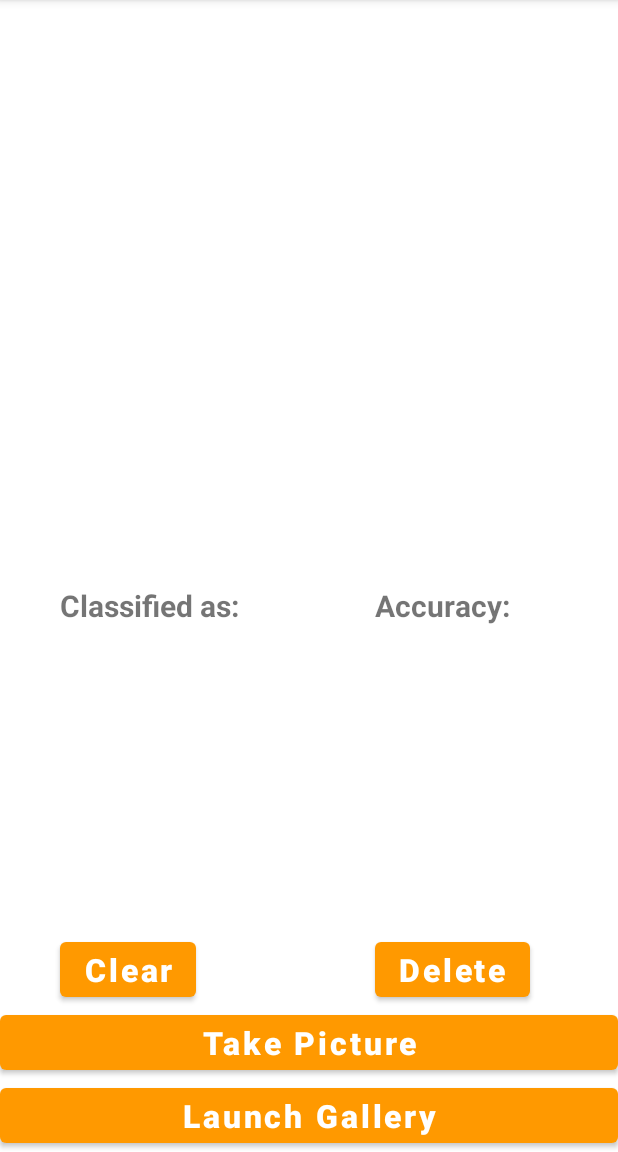
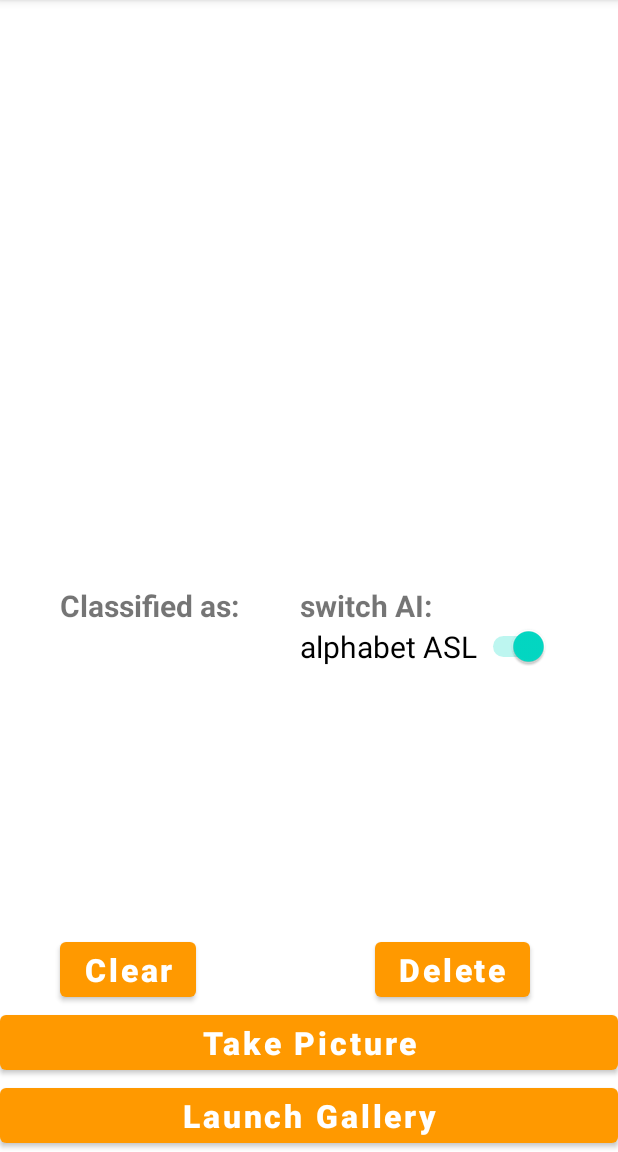
Before and after one commit to GianluigiCaramanna/LIS_Application, an Android app: the screen it shows after launch (MainActivity), on a phone screen of 412 x 824 dp, the part 84-1236 px from its top. Run offline under Robolectric (Android 15) with nearby library versions, the light colour scheme and no system bars; libraries missing offline, so code that uses them is left out: app.ij, org.tensorflow.lite.

Commit message:
Change in graphics and main code

```diff
--- a/app/src/main/assets/classes.txt
+++ b/app/src/main/assets/classes.txt
@@ -7,7 +7,6 @@ F
 G
 H
 I
-J
 K
 L
 M
@@ -24,5 +23,3 @@ W
 X
 Y
 Z
-nothing
-space
--- a/app/src/main/res/layout/activity_main.xml
+++ b/app/src/main/res/layout/activity_main.xml
@@ -70,8 +70,8 @@
     <TextView
         android:layout_width="wrap_content"
         android:layout_height="wrap_content"
-        android:text="Accuracy:"
-        android:layout_marginLeft="250sp"
+        android:text="switch AI:"
+        android:layout_marginLeft="200sp"
         android:textStyle="bold"
         android:textSize="20sp"
         android:id="@+id/accuracy"
@@ -92,15 +92,15 @@
         android:layout_below="@+id/classified"
         />
 
-    <TextView
+    <Switch
         android:layout_width="wrap_content"
         android:layout_height="wrap_content"
-        android:text=""
-        android:layout_marginLeft="250sp"
-        android:textColor="#C30000"
-        android:textStyle="bold"
-        android:textSize="27sp"
-        android:id="@+id/resultAccuracy"
+        android:layout_marginLeft="200sp"
+        android:checked="true"
+        android:textStyle="normal"
+        android:textSize="20dp"
+        android:text="alphabet ASL"
+        android:id="@+id/switch_IA"
         android:layout_below="@+id/classified"
         />
 
```
Also changed, not shown: app/src/main/assets/number.txt (added, +11 -0 lines), app/src/main/java/app/ij/LIS_Application/MainActivity.java (+139 -35 lines), 3 other files.
